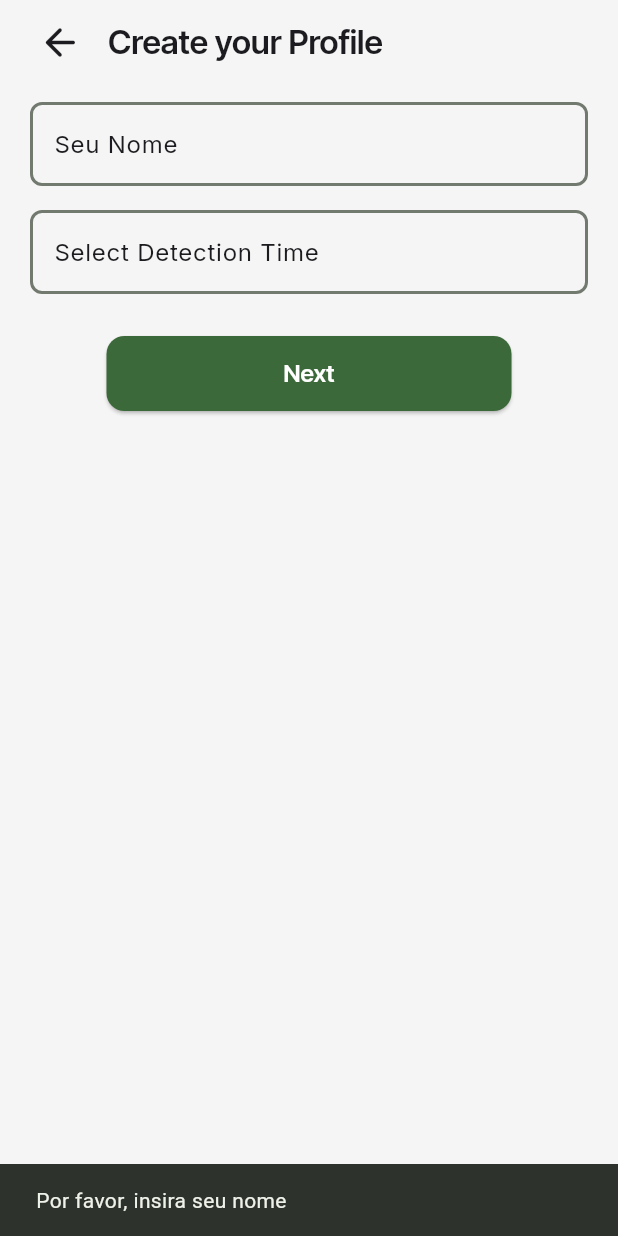
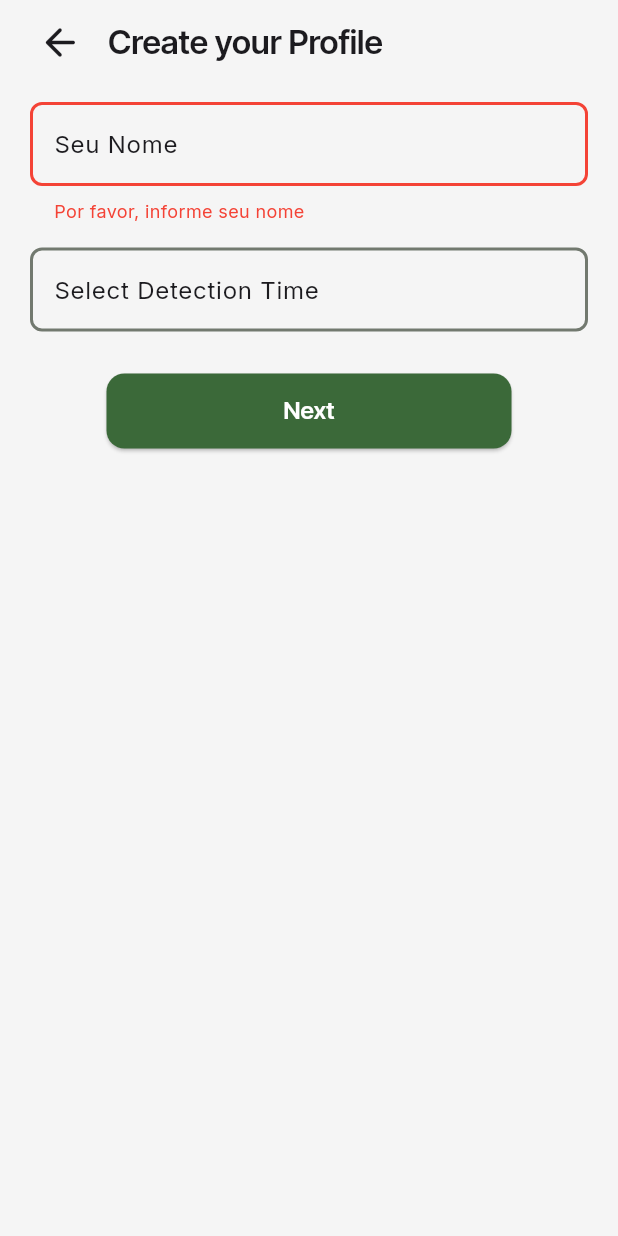
Before and after one commit to AlexDcoder/Modelo_IA_Ataque_de_Panico, a Flutter app: the ProfilePage screen opened by its route, after a tap on "Next", on a phone screen of 412 x 824 dp. Run offline on Flutter 3.47's test engine with Material 3 defaults, Android fonts, the phone set to English and light mode, and no system bars; our stand-ins replace flutter_animate, google_fonts, permission_handler, shared_preferences; missing offline and left inert: fast_contacts, flutter_phone_call_state, flutter_phone_direct_caller; accounts and stored records are empty.

Commit message:
feat: add user registration flow with username field
- Update UserPersonalData schema to include username
- Create UserCreateDTO for API communication
- Update RegisterProvider and RegisterData
- Fix profile page to collect username
- Update contact page to send complete user data
- Add backend requirements and update gitignore

```diff
--- a/plenimind_app/lib/core/auth/register_data.dart
+++ b/plenimind_app/lib/core/auth/register_data.dart
@@ -17,9 +17,13 @@ class RegisterData {
 
   bool isComplete() {
     return username != null &&
+        username!.isNotEmpty &&
         email != null &&
+        email!.isNotEmpty &&
         password != null &&
+        password!.isNotEmpty &&
         detectionTime != null &&
+        detectionTime!.isNotEmpty &&
         emergencyContacts.isNotEmpty;
   }
 }
--- a/plenimind_app/lib/core/auth/register_provider.dart
+++ b/plenimind_app/lib/core/auth/register_provider.dart
@@ -25,9 +25,9 @@ class RegisterProvider extends ChangeNotifier {
 
   void clear() {
     _data
+      ..username = null
       ..email = null
       ..password = null
-      ..username = null
       ..detectionTime = null
       ..emergencyContacts = [];
     notifyListeners();
--- a/plenimind_app/lib/pages/login.dart
+++ b/plenimind_app/lib/pages/login.dart
@@ -75,6 +75,9 @@ class _LoginPageState extends State<LoginPage> with TickerProviderStateMixin {
       context,
       listen: false,
     );
+
+    // Salvar apenas email e senha no provider
+    // O username será coletado na ProfilePage
     registerProvider.setEmailAndPassword(
       _emailCreateController.text,
       _passwordCreateController.text,
--- a/plenimind_app/lib/pages/profile.dart
+++ b/plenimind_app/lib/pages/profile.dart
@@ -1,103 +1,77 @@
 import 'package:flutter/material.dart';
-import '../pages/contact.dart';
 import 'package:plenimind_app/components/profile/profie_form.dart';
+import 'package:plenimind_app/components/profile/profile_app_bar.dart';
+import 'package:plenimind_app/schemas/profile/profile_model.dart';
+import 'package:plenimind_app/pages/contact.dart';
 import 'package:plenimind_app/pages/login.dart';
-import 'package:plenimind_app/schemas/profile/profile_model.dart';
-import '../components/profile/profile_app_bar.dart';
 import 'package:provider/provider.dart';
 import 'package:plenimind_app/core/auth/register_provider.dart';
 
 class ProfilePage extends StatefulWidget {
   const ProfilePage({super.key});
-  static String routePath = '/createProfile';
+
+  static String routePath = '/profile';
 
   @override
   State<ProfilePage> createState() => _ProfilePageState();
 }
 
 class _ProfilePageState extends State<ProfilePage> {
-  late CreateProfileModel _model;
+  final CreateProfileModel _model = CreateProfileModel();
   String? _nameError;
 
   @override
   void initState() {
     super.initState();
-    _model = CreateProfileModel();
-    _model.yourNameTextController ??= TextEditingController();
-    _model.yourNameFocusNode ??= FocusNode();
-    _model.cityTextController ??= TextEditingController();
-    _model.cityFocusNode ??= FocusNode();
-    _model.selectedDuration = Duration.zero;
-
-    // Listener para validação em tempo real do nome
-    _model.yourNameTextController!.addListener(_validateName);
-  }
-
-  void _validateName() {
-    final name = _model.yourNameTextController?.text ?? '';
-    if (name.isNotEmpty && name.length < 3) {
-      setState(() {
-        _nameError = 'O nome deve ter pelo menos 3 caracteres';
-      });
-    } else {
-      setState(() {
-        _nameError = null;
-      });
-    }
+    _model.yourNameTextController = TextEditingController();
+    _model.yourNameFocusNode = FocusNode();
+    _model.cityTextController = TextEditingController();
+    _model.cityFocusNode = FocusNode();
   }
 
   @override
   void dispose() {
-    _model.yourNameTextController?.removeListener(_validateName);
     _model.dispose();
     super.dispose();
   }
 
   void _handleNext() {
-    final name = _model.yourNameTextController?.text ?? '';
+    final name = _model.yourNameTextController!.text.trim();
 
     if (name.isEmpty) {
-      _showSnackBar('Por favor, insira seu nome');
+      setState(() => _nameError = 'Por favor, informe seu nome');
       return;
     }
 
-    // Validação do nome - mínimo 3 caracteres
-    if (name.length < 3) {
-      _showSnackBar('O nome deve ter pelo menos 3 caracteres');
-      return;
-    }
+    final detectionTime = _model.selectedDuration;
+    final timeString =
+        "${detectionTime.inHours.toString().padLeft(2, '0')}:"
+        "${(detectionTime.inMinutes % 60).toString().padLeft(2, '0')}:"
+        "${(detectionTime.inSeconds % 60).toString().padLeft(2, '0')}";
 
-    if (_model.cityTextController?.text.isEmpty ?? true) {
-      _showSnackBar('Por favor, defina o tempo de detecção');
-      return;
-    }
-
+    // Salvar no RegisterProvider
     final registerProvider = Provider.of<RegisterProvider>(
       context,
       listen: false,
     );
-    registerProvider.setProfileInfo(name, _model.cityTextController!.text);
+    registerProvider.setProfileInfo(name, timeString);
 
-    Navigator.pushNamed(context, ContactPage.routePath);
-  }
-
-  void _showSnackBar(String message) {
-    ScaffoldMessenger.of(context).showSnackBar(
-      SnackBar(content: Text(message), duration: const Duration(seconds: 3)),
-    );
+    Navigator.pushReplacementNamed(context, ContactPage.routePath);
   }
 
   @override
   Widget build(BuildContext context) {
     return Scaffold(
-      resizeToAvoidBottomInset: true,
-      backgroundColor: Theme.of(context).scaffoldBackgroundColor,
-      appBar: ProfileAppBar(routeToNavigate: LoginPage.routePath),
+      appBar: ProfileAppBar(
+        onBackPressed: () {
+          Navigator.pushReplacementNamed(context, LoginPage.routePath);
+        },
+      ),
       body: SafeArea(
+        child: Column(
+          children: [
+            Expanded(
               child: SingleChildScrollView(
-          padding: EdgeInsets.only(
-            bottom: MediaQuery.of(context).viewInsets.bottom,
-          ),
                 child: ProfileForm(
                   model: _model,
                   onNext: _handleNext,
@@ -105,6 +79,9 @@ class _ProfilePageState extends State<ProfilePage> {
                 ),
               ),
             ),
+          ],
+        ),
+      ),
     );
   }
 }
--- a/plenimind_app/lib/schemas/request/personal_data.dart
+++ b/plenimind_app/lib/schemas/request/personal_data.dart
@@ -1,15 +1,18 @@
 class UserPersonalData {
+  final String username;
   final String email;
   final String password;
-  final int detectionTime;
+  final String detectionTime;
 
   UserPersonalData({
+    required this.username,
     required this.email,
     required this.password,
     required this.detectionTime,
   });
 
   Map<String, dynamic> toJson() => {
+    'username': username,
     'email': email,
     'password': password,
     'detection_time': detectionTime,
--- a/plenimind_app/lib/schemas/response/user_personal_request.dart
+++ b/plenimind_app/lib/schemas/response/user_personal_request.dart
@@ -4,6 +4,7 @@ class UserPersonalDataResponse extends UserPersonalData {
   final String uid;
 
   UserPersonalDataResponse({
+    required super.username,
     required super.email,
     required super.password,
     required super.detectionTime,
@@ -12,6 +13,7 @@ class UserPersonalDataResponse extends UserPersonalData {
 
   factory UserPersonalDataResponse.fromJson(Map<String, dynamic> json) {
     return UserPersonalDataResponse(
+      username: json['username'],
       email: json['email'],
       password: json['password'],
       detectionTime: json['detection_time'],
--- a/plenimind_app/pubspec.yaml
+++ b/plenimind_app/pubspec.yaml
@@ -12,7 +12,7 @@ dependencies:
   fast_contacts: ^4.0.0
   shared_preferences: ^2.2.2
   firebase_auth: ^6.1.1
-
+  flutter_local_notifications: ^15.1.0
   flutter_phone_direct_caller: ^2.2.1
 
   flutter_phone_call_state: 0.1.0
```
Also changed, not shown: plenimind_app/lib/pages/contact.dart (+27 -12 lines), plenimind_app/lib/service/user_service.dart (+10 -10 lines), 2 other files. Lines whose indentation alone changed are shown as unchanged.
